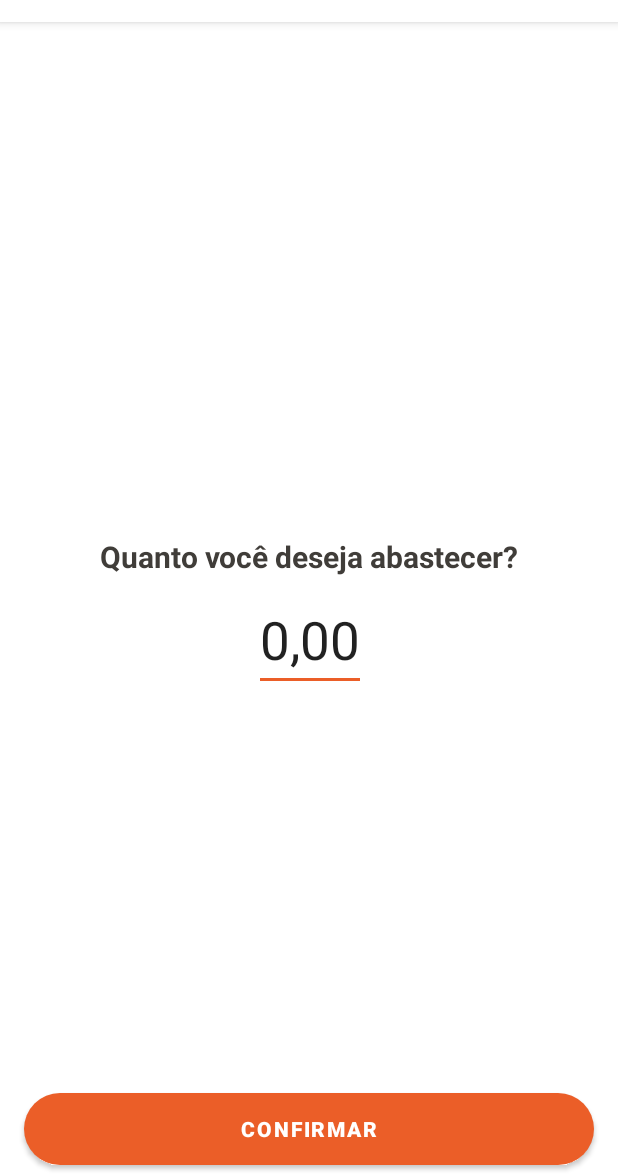
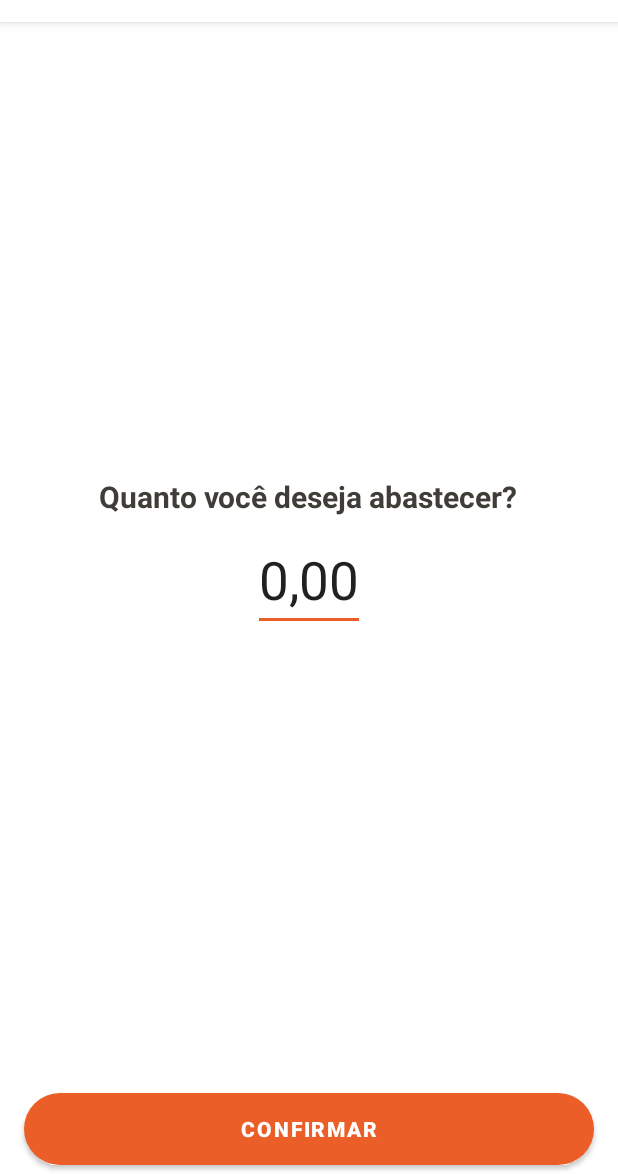
Before and after one commit to Kdiaseng/gas-check-android, an Android app: the layout dialog_input_other_value.xml on its own in the app's theme, with its tools: preview values and no code run, on a phone screen of 412 x 824 dp, the part 62-1236 px from its top. Run offline under Robolectric (Android 15) with nearby library versions, the phone set to English and light mode, and no system bars.

Commit message:
style: fix dialog input other value to up button when show keyboard

```diff
--- a/app/src/main/res/layout/dialog_input_other_value.xml
+++ b/app/src/main/res/layout/dialog_input_other_value.xml
@@ -5,6 +5,7 @@
     android:layout_height="match_parent">
 
     <com.google.android.material.appbar.AppBarLayout
+        android:id="@+id/appBarLayout"
         android:layout_width="match_parent"
         android:layout_height="wrap_content"
         app:layout_constraintTop_toTopOf="parent">
@@ -23,6 +24,18 @@
 
     </com.google.android.material.appbar.AppBarLayout>
 
+    <ScrollView
+        android:layout_width="match_parent"
+        android:layout_height="wrap_content"
+        app:layout_constraintBottom_toTopOf="@+id/materialButton"
+        app:layout_constraintTop_toBottomOf="@+id/appBarLayout">
+
+        <LinearLayout
+            android:layout_width="match_parent"
+            android:layout_height="wrap_content"
+            android:gravity="center"
+            android:orientation="vertical">
+
             <TextView
                 android:id="@+id/text_ask_new_value"
                 android:layout_width="wrap_content"
@@ -30,11 +43,7 @@
                 android:text="@string/ask_gas_message"
                 android:textColor="@color/black_olive"
                 android:textSize="20sp"
-        android:textStyle="bold"
-        app:layout_constraintBottom_toBottomOf="parent"
-        app:layout_constraintEnd_toEndOf="parent"
-        app:layout_constraintStart_toStartOf="parent"
-        app:layout_constraintTop_toTopOf="parent" />
+                android:textStyle="bold" />
 
             <com.google.android.material.textfield.TextInputEditText
                 android:layout_width="wrap_content"
@@ -42,12 +51,13 @@
                 android:layout_marginTop="8dp"
                 android:inputType="numberDecimal"
                 android:text="@string/value_0"
-        android:textSize="35sp"
-        app:layout_constraintEnd_toEndOf="@+id/text_ask_new_value"
-        app:layout_constraintStart_toStartOf="@+id/text_ask_new_value"
-        app:layout_constraintTop_toBottomOf="@+id/text_ask_new_value" />
+                android:textSize="35sp" />
+        </LinearLayout>
+
+    </ScrollView>
 
     <com.google.android.material.button.MaterialButton
+        android:id="@+id/materialButton"
         android:layout_width="match_parent"
         android:layout_height="60dp"
         android:layout_marginStart="16dp"
```
Lines whose indentation alone changed are shown as unchanged.
